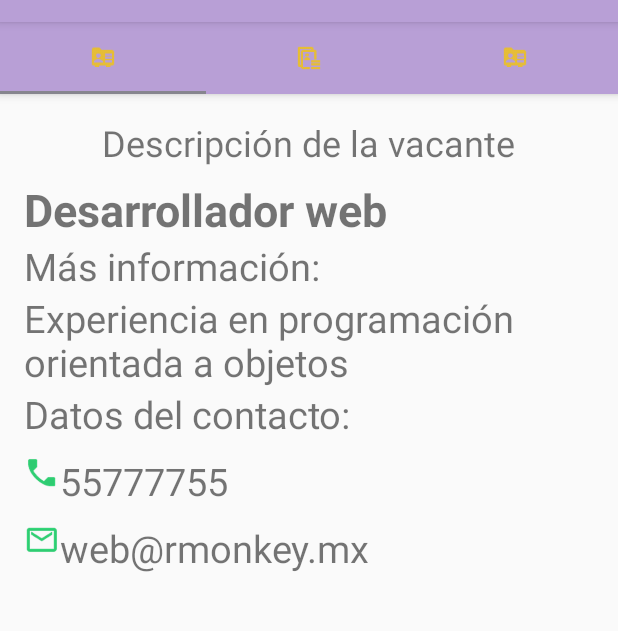
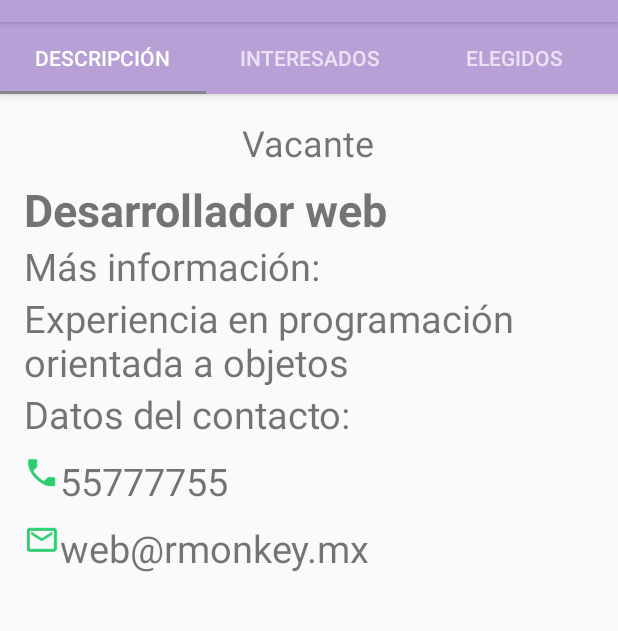
Before and after one commit to nitrogena/listadoYdetalle, an Android app: the VacanteActivity screen opened directly, with no data from a screen before it, after a tap on "Desarrollador web", on a phone screen of 412 x 824 dp, the part 62-693 px from its top. Run offline under Robolectric (Android 15) with nearby library versions, the phone set to English and light mode, and no system bars.

Commit message:
menus modificacion

```diff
--- a/app/src/main/java/mx/nitrogena/coursera/aplicacion/DescripcionActivity.java
+++ b/app/src/main/java/mx/nitrogena/coursera/aplicacion/DescripcionActivity.java
@@ -75,7 +75,7 @@ public class DescripcionActivity extends AppCompatActivity {
     private ArrayList<Fragment> agregarFragments(String vacante, String telefono, String correo, String descripcion) {
         ArrayList<Fragment> arrLstFragment = new ArrayList<>();
         arrLstFragment.add(DescripcionFragment.newInstance(vacante, telefono, correo, descripcion));
-        arrLstFragment.add(new DescripcionEditarFragment());
+        arrLstFragment.add(new PostulantesFragment());
         arrLstFragment.add(new PostulantesFragment());
         return arrLstFragment;
     }
@@ -84,9 +84,13 @@ public class DescripcionActivity extends AppCompatActivity {
     private void setUpViewPager(String vacante, String telefono, String correo, String descripcion) {
         vpDescripcion.setAdapter(new PageAdapter(getSupportFragmentManager(), agregarFragments(vacante, telefono, correo, descripcion)));
         tlTab.setupWithViewPager(vpDescripcion);
-        tlTab.getTabAt(0).setIcon(R.drawable.ic_profile);
-        tlTab.getTabAt(1).setIcon(R.drawable.ic_curriculum);
-        tlTab.getTabAt(2).setIcon(R.drawable.ic_profile);
+        //tlTab.getTabAt(0).setIcon(R.drawable.ic_profile);
+        tlTab.getTabAt(0).setText(R.string.tabVacDesc);
+        //tlTab.getTabAt(1).setIcon(R.drawable.ic_curriculum);
+        tlTab.getTabAt(1).setText(R.string.tabVacPost);
+        ///tlTab.getTabAt(2).setIcon(R.drawable.ic_profile);
+        tlTab.getTabAt(2).setText(R.string.tabVacSelec);
+
    }
 
     /*public void verMenuPopup(View view) {
--- a/app/src/main/res/layout/fragment_postulantes.xml
+++ b/app/src/main/res/layout/fragment_postulantes.xml
@@ -10,7 +10,7 @@
 
     <!--<include android:id="@+id/actionBar"
         layout="@layout/action_bar">
-    </include>-->
+    </include>
     <TextView
         android:layout_width="match_parent"
         android:layout_height="wrap_content"
@@ -20,7 +20,7 @@
         android:textSize="@dimen/ar_titulo"
         android:layout_marginBottom="@dimen/aa_layout_marginBottom"
         />
-
+    -->
     <android.support.v4.widget.SwipeRefreshLayout
         android:layout_width="wrap_content"
         android:layout_height="wrap_content"
--- a/app/src/main/res/menu/menu_opcion_descripcion.xml
+++ b/app/src/main/res/menu/menu_opcion_descripcion.xml
@@ -2,19 +2,19 @@
 <menu xmlns:android="http://schemas.android.com/apk/res/android">
     <item
         android:id="@+id/modEditar"
-        android:title="@string/mop_editarDatos"
+        android:title="@string/mod_editar"
         android:orderInCategory="100">
 
     </item>
     <item
         android:id="@+id/modVerPostulantes"
-        android:title="@string/mod_verInteresados"
+        android:title="@string/mod_publicar"
         android:orderInCategory="101">
 
     </item>
     <item
         android:id="@+id/modVerCandidatos"
-        android:title="@string/mod_verSeleccionados"
+        android:title="@string/mod_desactivarVacante"
         android:orderInCategory="102">
 
     </item>
--- a/app/src/main/res/menu/menu_opcion_vacante.xml
+++ b/app/src/main/res/menu/menu_opcion_vacante.xml
@@ -8,26 +8,27 @@
             android:orderInCategory="100" />
         <item
             android:id="@+id/movVacantesOcupadas"
-            android:title="@string/mov_VacantesOcupadas"
+            android:title="@string/mov_buscar"
             android:orderInCategory="101">
 
         </item>
         <item
             android:id="@+id/movTodasVacantes"
-            android:title="@string/mov_TodasVacantes"
+            android:title="@string/mov_filtrar"
             android:orderInCategory="102">
 
         </item>
         <item
             android:id="@+id/movVacantesDisponibles"
-            android:title="@string/mov_vacantesDisponibles"
+            android:title="@string/mov_configuracion"
             android:orderInCategory="103">
 
         </item>
         <item
             android:id="@+id/movVacantesSinPostulantes"
-            android:title="@string/mov_vacantesSinPostulantes"
-            android:orderInCategory="104">
+            android:title="@string/mov_cuenta"
+            android:orderInCategory="104"
+            android:visible="true">
 
         </item>
         <item
--- a/app/src/main/res/values/strings.xml
+++ b/app/src/main/res/values/strings.xml
@@ -93,7 +93,7 @@
     <string name="aa_tvTitulo">Ingrese sus datos.</string>
     <string name="ad_datosPostulante">Datos del postulante</string>
     <string name="aa_tvTituloR">Iniciar sesión</string>
-    <string name="fd_tvTitulo">Descripción de la vacante</string>
+    <string name="fd_tvTitulo">Vacante</string>
     <string name="fp_tvTitulo">Postulantes de la vacante</string>
     <string name="fp_datosPerfil">Perfil</string>
     <string name="fd_tvDetalle">Detalle</string>
@@ -111,5 +111,18 @@
     <string name="avf_msgErrorDescripcion">La descripción debe ser mayor de 10 caracteres</string>
     <string name="avf_msgErrorTelefono">El teléfono no es válido</string>
     <string name="aa_btnCancelar">Cancelar</string>
+    <string name="tabVacDesc">Descripción</string>
+    <string name="tabVacPost">Interesados</string>
+    <string name="tabVacSelec">Elegidos</string>
+    <string name="mov_buscar">Buscar</string>
+    <string name="mov_filtrar">Filtrar</string>
+    <string name="mov_configuracion">Configuración</string>
+    <string name="mov_cuenta">Mi cuenta</string>
+    <string name="mod_publicar">Publicar vacante</string>
+    <string name="mod_desactivarVacante">Desactivar vacante</string>
+    <string name="mod_editar">Editar vacante</string>
+    <string name="mpd_verCurriculum">Ver curriculum</string>
+    <string name="curriculum">Curriculum visto</string>
+    <string name="contactado">Ha sido contactado</string>
 
 </resources>
```
Also changed, not shown: app/src/main/java/mx/nitrogena/coursera/aplicacion/DetalleActivity.java (+7 -3 lines), app/src/main/res/menu/menu_popup_detalle.xml (added, +11 -0 lines).
